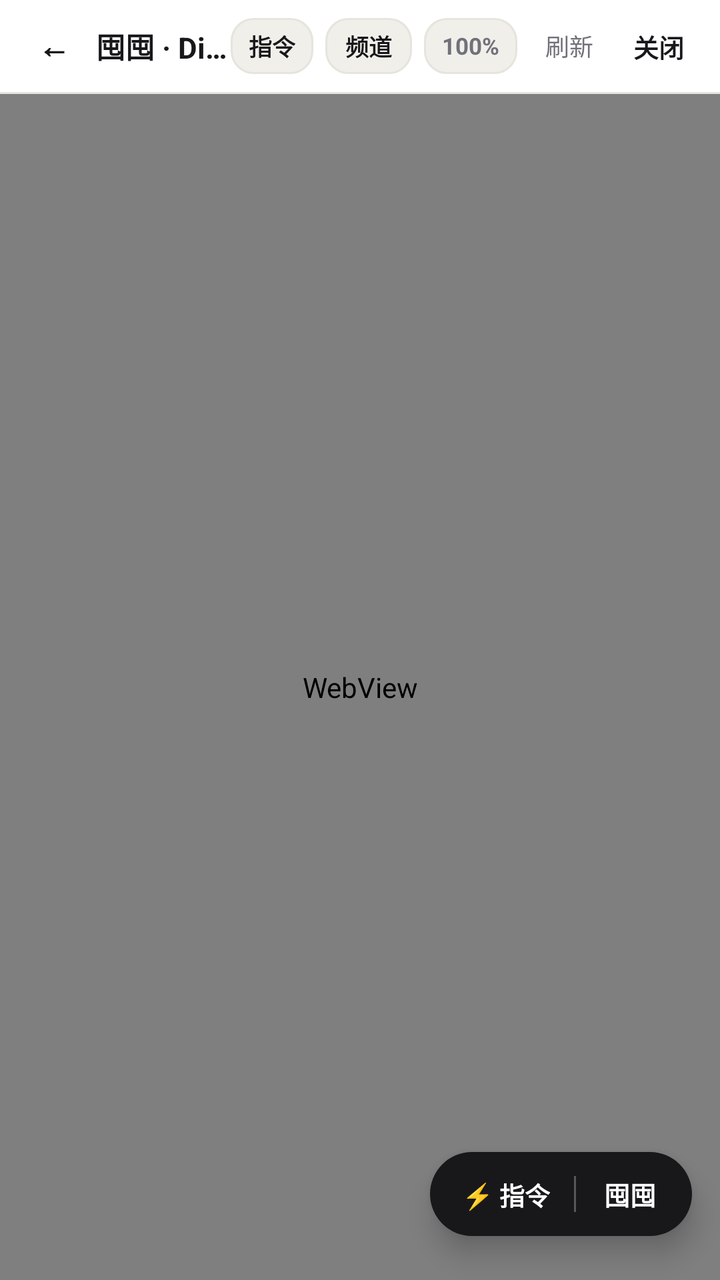
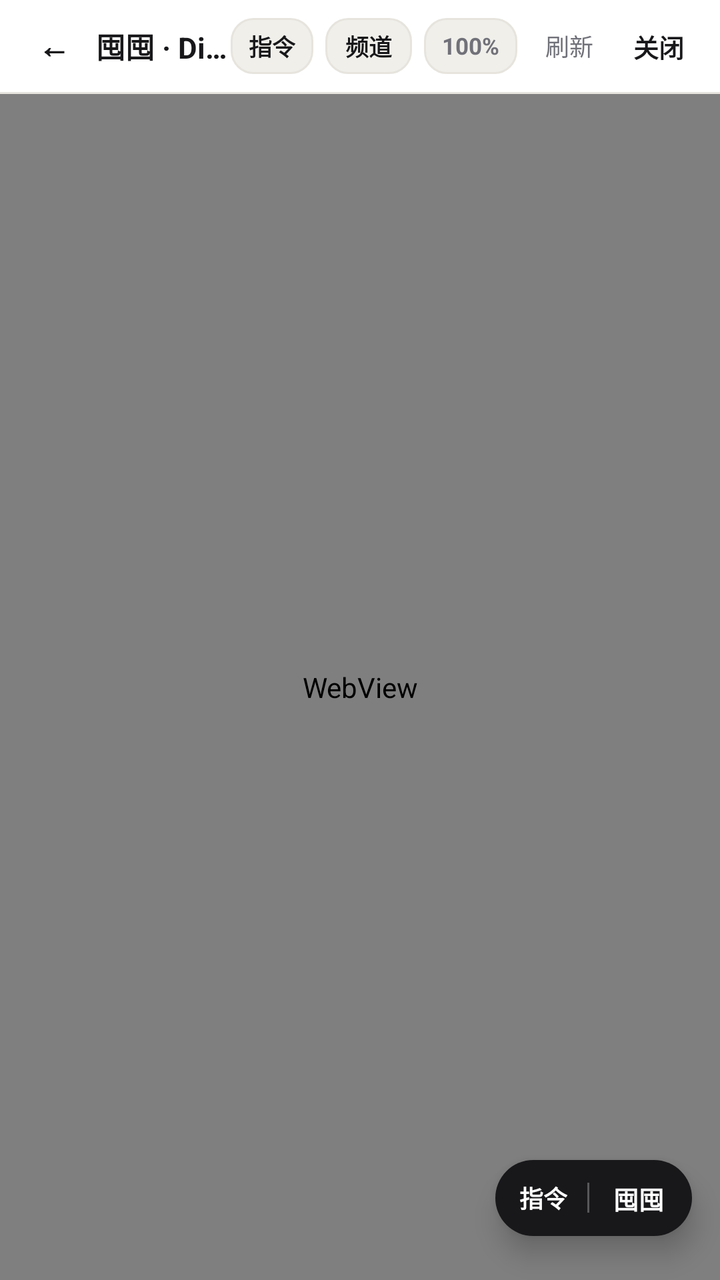

Compare the two renders of this Android layout. The source of the first and the diff that turns it into the second are given below.
<!-- AndroidManifest.xml: application theme Theme.STThemeVault -->
<!-- res/layout/activity_discord_browser.xml -->
<?xml version="1.0" encoding="utf-8"?>
<LinearLayout xmlns:android="http://schemas.android.com/apk/res/android"
    xmlns:app="http://schemas.android.com/apk/res-auto"
    android:layout_width="match_parent"
    android:layout_height="match_parent"
    android:background="@color/bg"
    android:orientation="vertical">

    
    <LinearLayout
        android:layout_width="match_parent"
        android:layout_height="46dp"
        android:background="@color/surface"
        android:gravity="center_vertical"
        android:orientation="horizontal"
        android:paddingHorizontal="10dp">

        <TextView
            android:id="@+id/btnWebBack"
            android:layout_width="34dp"
            android:layout_height="34dp"
            android:clickable="true"
            android:focusable="true"
            android:gravity="center"
            android:text="←"
            android:textColor="@color/text_primary"
            android:textSize="16sp"
            android:textStyle="bold" />

        <TextView
            android:layout_width="0dp"
            android:layout_height="wrap_content"
            android:layout_marginStart="4dp"
            android:layout_weight="1"
            android:ellipsize="end"
            android:singleLine="true"
            android:text="囤囤 · Discord"
            android:textColor="@color/text_primary"
            android:textSize="14.5sp"
            android:textStyle="bold" />

        <TextView
            android:id="@+id/btnWebCommands"
            android:layout_width="wrap_content"
            android:layout_height="28dp"
            android:layout_marginEnd="6dp"
            android:background="@drawable/bg_input"
            android:clickable="true"
            android:focusable="true"
            android:gravity="center"
            android:paddingHorizontal="9dp"
            android:text="指令"
            android:textColor="@color/text_primary"
            android:textSize="11.5sp"
            android:textStyle="bold" />

        <TextView
            android:id="@+id/btnWebSidebar"
            android:layout_width="wrap_content"
            android:layout_height="28dp"
            android:layout_marginEnd="6dp"
            android:background="@drawable/bg_input"
            android:clickable="true"
            android:focusable="true"
            android:gravity="center"
            android:paddingHorizontal="10dp"
            android:text="频道"
            android:textColor="@color/text_primary"
            android:textSize="11.5sp"
            android:textStyle="bold" />

        <TextView
            android:id="@+id/btnWebZoom"
            android:layout_width="wrap_content"
            android:layout_height="28dp"
            android:layout_marginEnd="6dp"
            android:background="@drawable/bg_input"
            android:clickable="true"
            android:focusable="true"
            android:gravity="center"
            android:paddingHorizontal="9dp"
            android:text="100%"
            android:textColor="@color/text_muted"
            android:textSize="11.5sp"
            android:textStyle="bold" />

        <TextView
            android:id="@+id/btnWebReload"
            android:layout_width="wrap_content"
            android:layout_height="32dp"
            android:layout_marginEnd="4dp"
            android:clickable="true"
            android:focusable="true"
            android:gravity="center"
            android:paddingHorizontal="8dp"
            android:text="刷新"
            android:textColor="@color/text_muted"
            android:textSize="12sp" />

        <TextView
            android:id="@+id/btnWebClose"
            android:layout_width="wrap_content"
            android:layout_height="32dp"
            android:clickable="true"
            android:focusable="true"
            android:gravity="center"
            android:paddingHorizontal="8dp"
            android:text="关闭"
            android:textColor="@color/text_primary"
            android:textSize="12.5sp"
            android:textStyle="bold" />
    </LinearLayout>

    <View
        android:layout_width="match_parent"
        android:layout_height="1dp"
        android:background="@color/border" />

    
    <LinearLayout
        android:id="@+id/hoardProgressStrip"
        android:layout_width="match_parent"
        android:layout_height="wrap_content"
        android:background="@color/surface_2"
        android:gravity="center_vertical"
        android:orientation="horizontal"
        android:paddingHorizontal="14dp"
        android:paddingVertical="8dp"
        android:visibility="gone">

        <ProgressBar
            android:layout_width="15dp"
            android:layout_height="15dp"
            android:indeterminateTint="@color/text_primary" />

        <TextView
            android:id="@+id/tvHoardProgress"
            android:layout_width="0dp"
            android:layout_height="wrap_content"
            android:layout_marginStart="8dp"
            android:layout_weight="1"
            android:ellipsize="end"
            android:singleLine="true"
            android:text="正在囤入..."
            android:textColor="@color/text_primary"
            android:textSize="12sp" />
    </LinearLayout>

    
    <FrameLayout
        android:layout_width="match_parent"
        android:layout_height="0dp"
        android:layout_weight="1">

        <WebView
            android:id="@+id/webDiscord"
            android:layout_width="match_parent"
            android:layout_height="match_parent" />

        <ProgressBar
            android:id="@+id/pbWebLoading"
            android:layout_width="28dp"
            android:layout_height="28dp"
            android:layout_gravity="center"
            android:indeterminateTint="@color/text_muted" />

        
        <LinearLayout
            android:id="@+id/fabHoardDock"
            android:layout_width="wrap_content"
            android:layout_height="42dp"
            android:layout_gravity="bottom|end"
            android:layout_marginEnd="14dp"
            android:layout_marginBottom="22dp"
            android:background="@drawable/bg_dock_item_active"
            android:elevation="8dp"
            android:gravity="center_vertical"
            android:orientation="horizontal"
            android:paddingHorizontal="4dp">

            <TextView
                android:id="@+id/btnQuickCmd"
                android:layout_width="wrap_content"
                android:layout_height="match_parent"
                android:ellipsize="end"
                android:gravity="center"
                android:maxWidth="120dp"
                android:paddingHorizontal="12dp"
                android:singleLine="true"
                android:text="⚡ 指令"
                android:textColor="@color/on_accent"
                android:textSize="12.5sp"
                android:textStyle="bold" />

            <View
                android:layout_width="1dp"
                android:layout_height="18dp"
                android:alpha="0.28"
                android:background="@color/on_accent" />

            <TextView
                android:id="@+id/fabHoard"
                android:layout_width="wrap_content"
                android:layout_height="match_parent"
                android:gravity="center"
                android:paddingHorizontal="14dp"
                android:text="囤囤"
                android:textColor="@color/on_accent"
                android:textSize="13sp"
                android:textStyle="bold" />
        </LinearLayout>
    </FrameLayout>

</LinearLayout>
<!-- resources referenced by this layout -->
<resources>
  <color name="bg">#F7F7F5</color>
  <color name="border">#E6E4DD</color>
  <color name="on_accent">#FFFFFF</color>
  <color name="surface">#FFFFFF</color>
  <color name="surface_2">#F0EFEA</color>
  <color name="text_muted">#71717A</color>
  <color name="text_primary">#18181B</color>
  <!-- drawable bg_dock_item_active (drawable) -->
  <?xml version="1.0" encoding="utf-8"?>
  <shape xmlns:android="http://schemas.android.com/apk/res/android" android:shape="rectangle">
      <solid android:color="@color/accent" />
      <corners android:radius="999dp" />
  </shape>
  <!-- drawable bg_input (drawable) -->
  <?xml version="1.0" encoding="utf-8"?>
  <shape xmlns:android="http://schemas.android.com/apk/res/android" android:shape="rectangle">
      <solid android:color="@color/surface_2" />
      <corners android:radius="11dp" />
      <stroke android:width="1dp" android:color="@color/border" />
  </shape>
  <style name="Theme.STThemeVault" parent="Theme.Material3.DayNight.NoActionBar">
          <item name="colorPrimary">@color/accent</item>
          <item name="colorOnPrimary">@color/on_accent</item>
          <item name="colorSecondary">@color/text_muted</item>
          <item name="colorSecondaryContainer">@color/surface_2</item>
          <item name="colorOnSecondaryContainer">@color/text_primary</item>
          <item name="colorSurface">@color/surface</item>
          <item name="colorOnSurface">@color/text_primary</item>
          <item name="colorSurfaceContainerHigh">@color/surface</item>
          <item name="colorOutline">@color/border</item>
          <item name="android:windowBackground">@color/bg</item>
          <item name="android:statusBarColor">@color/bg</item>
          <item name="android:navigationBarColor">@color/surface</item>
          <item name="android:windowLightStatusBar">true</item>
          <item name="android:windowLightNavigationBar" tools:targetApi="27">true</item>
      </style>
  <color name="accent">#18181B</color>
</resources>

<!-- the commit's change to res/layout/activity_discord_browser.xml (unified diff, before → after) -->
@@ -168,7 +168,7 @@
         <LinearLayout
             android:id="@+id/fabHoardDock"
             android:layout_width="wrap_content"
-            android:layout_height="42dp"
+            android:layout_height="38dp"
             android:layout_gravity="bottom|end"
             android:layout_marginEnd="14dp"
             android:layout_marginBottom="22dp"
@@ -176,7 +176,7 @@
             android:elevation="8dp"
             android:gravity="center_vertical"
             android:orientation="horizontal"
-            android:paddingHorizontal="4dp">
+            android:paddingHorizontal="2dp">
 
             <TextView
                 android:id="@+id/btnQuickCmd"
@@ -184,17 +184,17 @@
                 android:layout_height="match_parent"
                 android:ellipsize="end"
                 android:gravity="center"
-                android:maxWidth="120dp"
-                android:paddingHorizontal="12dp"
+                android:maxWidth="84dp"
+                android:paddingHorizontal="10dp"
                 android:singleLine="true"
-                android:text="⚡ 指令"
+                android:text="指令"
                 android:textColor="@color/on_accent"
-                android:textSize="12.5sp"
+                android:textSize="12sp"
                 android:textStyle="bold" />
 
             <View
                 android:layout_width="1dp"
-                android:layout_height="18dp"
+                android:layout_height="15dp"
                 android:alpha="0.28"
                 android:background="@color/on_accent" />
 
@@ -203,10 +203,10 @@
                 android:layout_width="wrap_content"
                 android:layout_height="match_parent"
                 android:gravity="center"
-                android:paddingHorizontal="14dp"
+                android:paddingHorizontal="12dp"
                 android:text="囤囤"
                 android:textColor="@color/on_accent"
-                android:textSize="13sp"
+                android:textSize="12.5sp"
                 android:textStyle="bold" />
         </LinearLayout>
     </FrameLayout>
